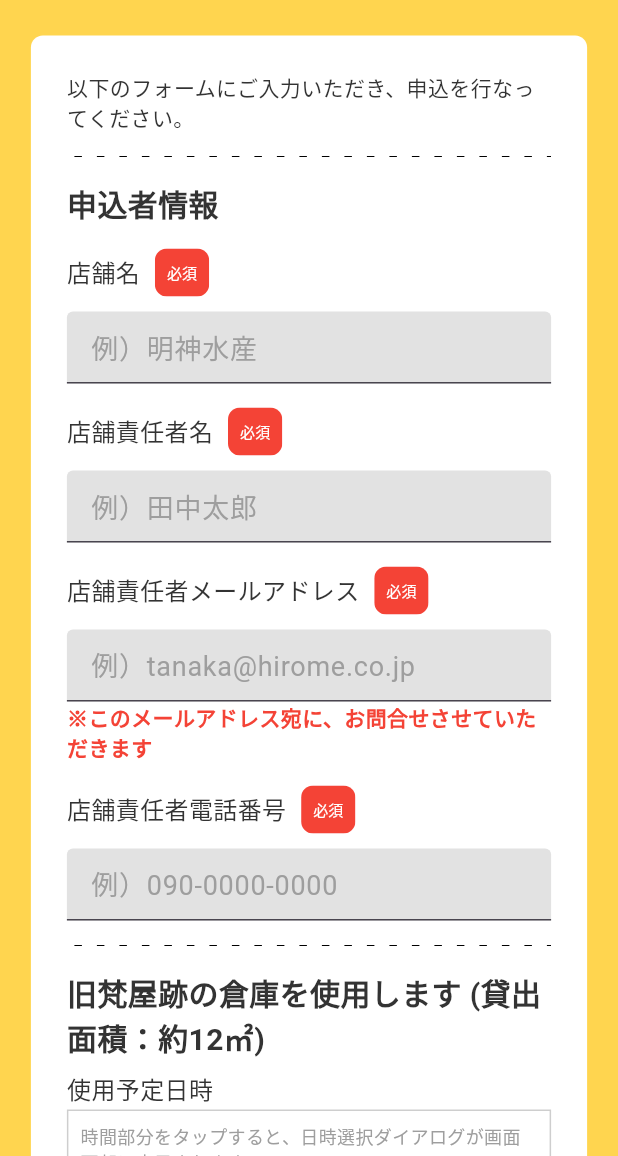
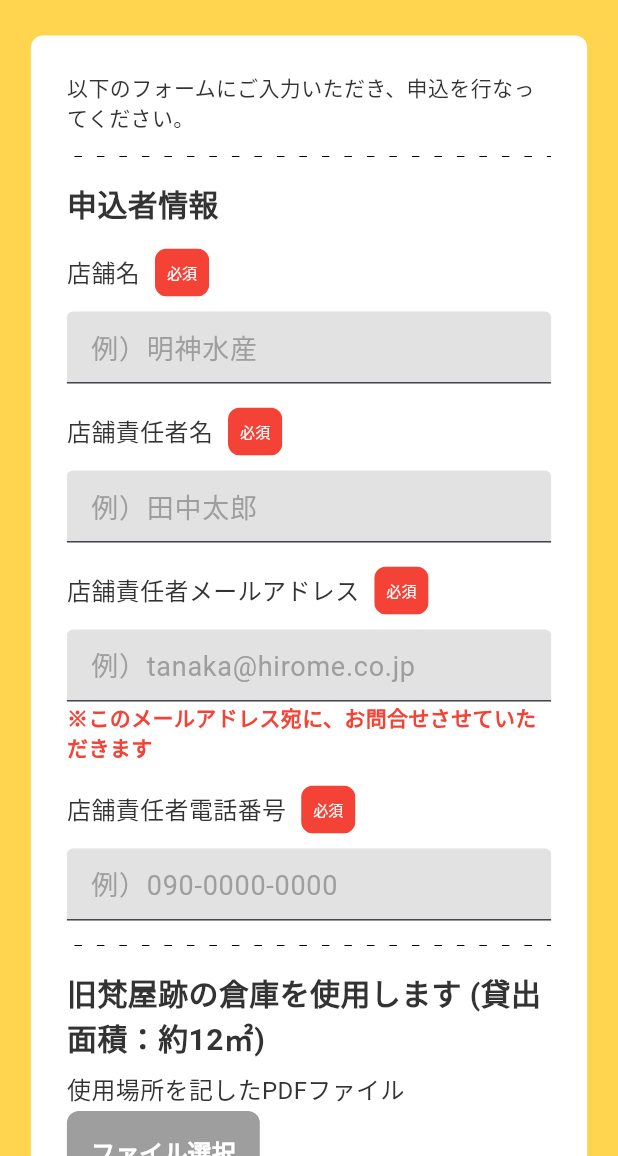
Before and after one commit to agora-creation/miel_work_request_facility_web, a Flutter app: the screen it shows after launch, on a phone screen of 412 x 824 dp, the part 80-1236 px from its top. Run offline on Flutter 3.47's test engine with Material 3 defaults, Android fonts, the phone set to English and light mode, and no system bars; our stand-ins replace calendar_date_picker2, cloud_firestore, file_picker, firebase_auth, firebase_core, firebase_messaging and 6 more; missing offline and left inert: alert_banner, board_datetime_picker, common_utils; accounts and stored records are empty; Roboto replaces fonts that are missing (SourceHanSansJP-Bold, SourceHanSansJP-Regular).

Commit message:
20250124 agora commit

```diff
--- a/lib/models/request_facility.dart
+++ b/lib/models/request_facility.dart
@@ -7,6 +7,7 @@ class RequestFacilityModel {
   String _companyUserName = '';
   String _companyUserEmail = '';
   String _companyUserTel = '';
+  String _useLocationFile = '';
   DateTime _useStartedAt = DateTime.now();
   DateTime _useEndedAt = DateTime.now();
   bool _useAtPending = false;
@@ -22,6 +23,7 @@ class RequestFacilityModel {
   String get companyUserName => _companyUserName;
   String get companyUserEmail => _companyUserEmail;
   String get companyUserTel => _companyUserTel;
+  String get useLocationFile => _useLocationFile;
   DateTime get useStartedAt => _useStartedAt;
   DateTime get useEndedAt => _useEndedAt;
   bool get useAtPending => _useAtPending;
@@ -39,6 +41,7 @@ class RequestFacilityModel {
     _companyUserName = data['companyUserName'] ?? '';
     _companyUserEmail = data['companyUserEmail'] ?? '';
     _companyUserTel = data['companyUserTel'] ?? '';
+    _useLocationFile = data['useLocationFile'] ?? '';
     _useStartedAt = data['useStartedAt'].toDate() ?? DateTime.now();
     _useEndedAt = data['useEndedAt'].toDate() ?? DateTime.now();
     _useAtPending = data['useAtPending'] ?? false;
--- a/lib/screens/step1.dart
+++ b/lib/screens/step1.dart
@@ -33,6 +33,7 @@ class _Step1ScreenState extends State<Step1Screen> {
   TextEditingController companyUserName = TextEditingController();
   TextEditingController companyUserEmail = TextEditingController();
   TextEditingController companyUserTel = TextEditingController();
+  PlatformFile? pickedUseLocationFile;
   DateTime useStartedAt = DateTime.now();
   DateTime useEndedAt = DateTime.now();
   bool useAtPending = false;
@@ -169,6 +170,32 @@ class _Step1ScreenState extends State<Step1Screen> {
                       fontSize: 20,
                       fontWeight: FontWeight.bold,
                       fontFamily: 'SourceHanSansJP-Bold',
+                    ),
+                  ),
+                  const SizedBox(height: 8),
+                  FormLabel(
+                    '使用場所を記したPDFファイル',
+                    child: Column(
+                      crossAxisAlignment: CrossAxisAlignment.start,
+                      children: [
+                        CustomButton(
+                          type: ButtonSizeType.sm,
+                          label: 'ファイル選択',
+                          labelColor: kWhiteColor,
+                          backgroundColor: kGreyColor,
+                          onPressed: () async {
+                            final result = await FilePicker.platform.pickFiles(
+                              type: FileType.custom,
+                              allowedExtensions: ['pdf'],
+                              withData: true,
+                            );
+                            if (result == null) return;
+                            setState(() {
+                              pickedUseLocationFile = result.files.first;
+                            });
+                          },
+                        ),
+                      ],
                     ),
                   ),
                   const SizedBox(height: 8),
@@ -331,6 +358,7 @@ class _Step1ScreenState extends State<Step1Screen> {
                             companyUserName: companyUserName.text,
                             companyUserEmail: companyUserEmail.text,
                             companyUserTel: companyUserTel.text,
+                            pickedUseLocationFile: pickedUseLocationFile,
                             useStartedAt: useStartedAt,
                             useEndedAt: useEndedAt,
                             useAtPending: useAtPending,
```
Also changed, not shown: lib/providers/request_facility.dart (+14 -0 lines), lib/screens/step2.dart (+13 -0 lines), 1 other file.
